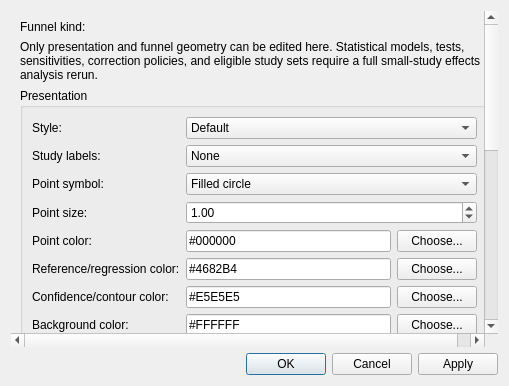
Old version of the form src/rc_metastudio/forms/funnel_plot_editor_dialog.ui in the repository AliSalman-et-al/rc-metastudio.
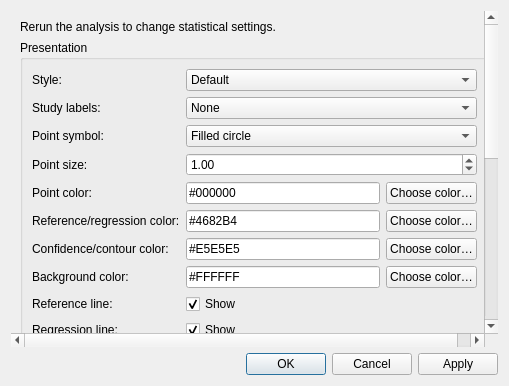
New version of the form.

```diff
--- a/src/rc_metastudio/forms/funnel_plot_editor_dialog.ui
+++ b/src/rc_metastudio/forms/funnel_plot_editor_dialog.ui
@@ -10,8 +10,7 @@
      <property name="frameShape"><enum>QFrame::NoFrame</enum></property>
      <widget class="QWidget" name="content_widget">
       <layout class="QVBoxLayout" name="content_layout">
-       <item><widget class="QLabel" name="kind_label"><property name="text"><string>Funnel kind:</string></property></widget></item>
-       <item><widget class="QLabel" name="rerun_note"><property name="wordWrap"><bool>true</bool></property><property name="text"><string>Only presentation and funnel geometry can be edited here. Statistical models, tests, sensitivities, correction policies, and eligible study sets require a full small-study effects analysis rerun.</string></property></widget></item>
+       <item><widget class="QLabel" name="rerun_note"><property name="wordWrap"><bool>true</bool></property><property name="text"><string>Rerun the analysis to change statistical settings.</string></property></widget></item>
        <item>
         <widget class="QGroupBox" name="appearance_group"><property name="title"><string>Presentation</string></property>
          <layout class="QGridLayout" name="appearance_layout">
@@ -24,13 +23,13 @@
           <item row="3" column="0"><widget class="QLabel" name="point_size_label"><property name="text"><string>Point size:</string></property></widget></item>
           <item row="3" column="1"><widget class="QDoubleSpinBox" name="point_size_spin"><property name="minimum"><double>0.25</double></property><property name="maximum"><double>5.0</double></property><property name="singleStep"><double>0.25</double></property><property name="value"><double>1.0</double></property></widget></item>
           <item row="4" column="0"><widget class="QLabel" name="point_color_label"><property name="text"><string>Point color:</string></property></widget></item>
-          <item row="4" column="1"><layout class="QHBoxLayout" name="point_color_layout"><item><widget class="QLineEdit" name="point_color_edit"><property name="text"><string>#000000</string></property></widget></item><item><widget class="QPushButton" name="point_color_button"><property name="text"><string>Choose...</string></property></widget></item></layout></item>
+          <item row="4" column="1"><layout class="QHBoxLayout" name="point_color_layout"><item><widget class="QLineEdit" name="point_color_edit"><property name="text"><string>#000000</string></property></widget></item><item><widget class="QPushButton" name="point_color_button"><property name="text"><string>Choose color…</string></property></widget></item></layout></item>
           <item row="5" column="0"><widget class="QLabel" name="reference_color_label"><property name="text"><string>Reference/regression color:</string></property></widget></item>
-          <item row="5" column="1"><layout class="QHBoxLayout" name="reference_color_layout"><item><widget class="QLineEdit" name="reference_color_edit"><property name="text"><string>#4682B4</string></property></widget></item><item><widget class="QPushButton" name="reference_color_button"><property name="text"><string>Choose...</string></property></widget></item></layout></item>
+          <item row="5" column="1"><layout class="QHBoxLayout" name="reference_color_layout"><item><widget class="QLineEdit" name="reference_color_edit"><property name="text"><string>#4682B4</string></property></widget></item><item><widget class="QPushButton" name="reference_color_button"><property name="text"><string>Choose color…</string></property></widget></item></layout></item>
           <item row="6" column="0"><widget class="QLabel" name="region_color_label"><property name="text"><string>Confidence/contour color:</string></property></widget></item>
-          <item row="6" column="1"><layout class="QHBoxLayout" name="region_color_layout"><item><widget class="QLineEdit" name="region_color_edit"><property name="text"><string>#E5E5E5</string></property></widget></item><item><widget class="QPushButton" name="region_color_button"><property name="text"><string>Choose...</string></property></widget></item></layout></item>
+          <item row="6" column="1"><layout class="QHBoxLayout" name="region_color_layout"><item><widget class="QLineEdit" name="region_color_edit"><property name="text"><string>#E5E5E5</string></property></widget></item><item><widget class="QPushButton" name="region_color_button"><property name="text"><string>Choose color…</string></property></widget></item></layout></item>
           <item row="7" column="0"><widget class="QLabel" name="background_color_label"><property name="text"><string>Background color:</string></property></widget></item>
-          <item row="7" column="1"><layout class="QHBoxLayout" name="background_color_layout"><item><widget class="QLineEdit" name="background_color_edit"><property name="text"><string>#FFFFFF</string></property></widget></item><item><widget class="QPushButton" name="background_color_button"><property name="text"><string>Choose...</string></property></widget></item></layout></item>
+          <item row="7" column="1"><layout class="QHBoxLayout" name="background_color_layout"><item><widget class="QLineEdit" name="background_color_edit"><property name="text"><string>#FFFFFF</string></property></widget></item><item><widget class="QPushButton" name="background_color_button"><property name="text"><string>Choose color…</string></property></widget></item></layout></item>
           <item row="8" column="0"><widget class="QLabel" name="reference_visible_label"><property name="text"><string>Reference line:</string></property></widget></item>
           <item row="8" column="1"><widget class="QCheckBox" name="reference_visible_check"><property name="text"><string>Show</string></property><property name="checked"><bool>true</bool></property></widget></item>
           <item row="9" column="0"><widget class="QLabel" name="regression_visible_label"><property name="text"><string>Regression line:</string></property></widget></item>
```
